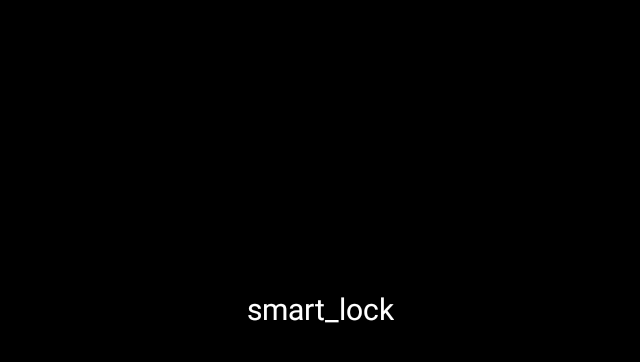
After one commit to fcl13761179064/smark_lock, an Android app: the MainActivitysss screen opened directly, with no data from a screen before it, on a phone screen of 824 x 412 dp (held sideways). The commit adds this screen. Shown: the top 362 px of the screen, without its empty margins (297-937 px from the left). Run offline under Robolectric (Android 15) with nearby library versions, the phone set to English and light mode, and no system bars; our stand-ins replace CircleImageView; libraries missing offline, so code that uses them is left out: com.hjq.permissions.

Commit message:
1，代码提交

```diff
--- a/app/src/main/java/com/sprint/lock/app/SplashActivity.kt
+++ b/app/src/main/java/com/sprint/lock/app/SplashActivity.kt
@@ -44,7 +44,8 @@ class SplashActivity : BaseActivity<ActivityEntranceBinding>(){
             ).callback(object : PermissionUtils.SimpleCallback {
                 override fun onGranted() {
                     try {
-                        mHandler.sendEmptyMessageDelayed(4,500)
+                        startActivity(MainActivity::class)
+                        finish()
                     } catch (ignored: Exception) {
                         ignored.printStackTrace()
                     }
@@ -65,7 +66,8 @@ class SplashActivity : BaseActivity<ActivityEntranceBinding>(){
             ).callback(object : PermissionUtils.SimpleCallback {
                 override fun onGranted() {
                     try {
-                        mHandler.sendEmptyMessageDelayed(4,500)
+                        startActivity(MainActivity::class)
+                        finish()
                     } catch (ignored: Exception) {
                         ignored.printStackTrace()
                     }
--- /dev/null
+++ b/app/src/main/res/layout/activity_mainss.xml
@@ -0,0 +1,65 @@
+<?xml version="1.0" encoding="utf-8"?>
+<LinearLayout xmlns:android="http://schemas.android.com/apk/res/android"
+    xmlns:app="http://schemas.android.com/apk/res-auto"
+    xmlns:tools="http://schemas.android.com/tools"
+    android:layout_width="match_parent"
+    android:layout_height="match_parent"
+    android:background="@color/black"
+    android:orientation="vertical"
+   >
+
+
+    <RelativeLayout
+        android:layout_width="match_parent"
+        android:layout_height="match_parent">
+
+        <com.serenegiant.widget.AspectRatioTextureView
+            android:id="@+id/viewMainPreview"
+            android:layout_width="match_parent"
+            android:layout_height="match_parent"
+            android:layout_alignWithParentIfMissing="true"
+            android:layout_centerInParent="true"
+            android:visibility="invisible" />
+
+        <TextView
+            android:id="@+id/tvConnectUSBCameraTip"
+            android:layout_width="wrap_content"
+            android:layout_height="wrap_content"
+            android:layout_centerInParent="true"
+            android:text="@string/app_name"
+            android:textColor="@color/white"
+            android:textSize="20dp" />
+
+        <TextView
+            android:id="@+id/tvVideoRecordTime"
+            android:layout_width="wrap_content"
+            android:layout_height="wrap_content"
+            android:layout_centerHorizontal="true"
+            android:layout_marginTop="20dp"
+            android:drawablePadding="5dp"
+            android:textColor="@color/white"
+            android:textSize="14sp"
+            android:visibility="gone"
+            tools:text="99:99:99" />
+
+        <com.google.android.material.floatingactionbutton.FloatingActionButton
+            android:id="@+id/fabVideo"
+            android:layout_width="40dp"
+            android:layout_height="40dp"
+            android:layout_above="@id/fabPicture"
+            android:layout_alignParentRight="true"
+            android:layout_marginBottom="16dp"
+            android:visibility="invisible"
+            />
+
+        <com.google.android.material.floatingactionbutton.FloatingActionButton
+            android:id="@+id/fabPicture"
+            android:layout_width="40dp"
+            android:layout_height="40dp"
+            android:layout_alignParentRight="true"
+            android:layout_alignParentBottom="true"
+            android:layout_marginBottom="16dp"
+            android:visibility="invisible"
+           />
+    </RelativeLayout>
+</LinearLayout>
--- a/app/src/main/res/layout/fragment_first_pager.xml
+++ b/app/src/main/res/layout/fragment_first_pager.xml
@@ -329,6 +329,7 @@
         android:layout_marginRight="@dimen/fm_dp_168"
         android:layout_marginBottom="98dp"
         android:clickable="true"
+        android:visibility="invisible"
         app:layout_constraintBottom_toBottomOf="parent"
         app:layout_constraintLeft_toLeftOf="parent"
         app:layout_constraintRight_toRightOf="parent"
--- a/app/src/main/res/xml/device_filter.xml
+++ b/app/src/main/res/xml/device_filter.xml
@@ -24,5 +24,8 @@
   -->
 
 <usb>
-	<usb-device class="239" subclass="2" />	<!-- all device of UVC -->
+	<usb-device class="14"   subclass="1" />	<!-- all device of UVC -->
+	<!-- Interface Descriptors Base Class 0Eh (Video) -->
+	<!-- Interface Descriptors Base Class EFh (Miscellaneous), i.e. all other UVC devices -->
+	<usb-device class="239" subclass="2" />
 </usb>
```
Also changed, not shown: app/src/main/AndroidManifest.xml (+35 -4 lines), app/src/main/java/com/sprint/lock/app/MainActivity.kt (+7 -2 lines), app/src/main/java/com/sprint/lock/app/MainActivitysss.kt (added, +528 -0 lines), app/src/main/java/com/sprint/lock/app/fragment/CameraXPreviewFragment.kt (+45 -33 lines).
